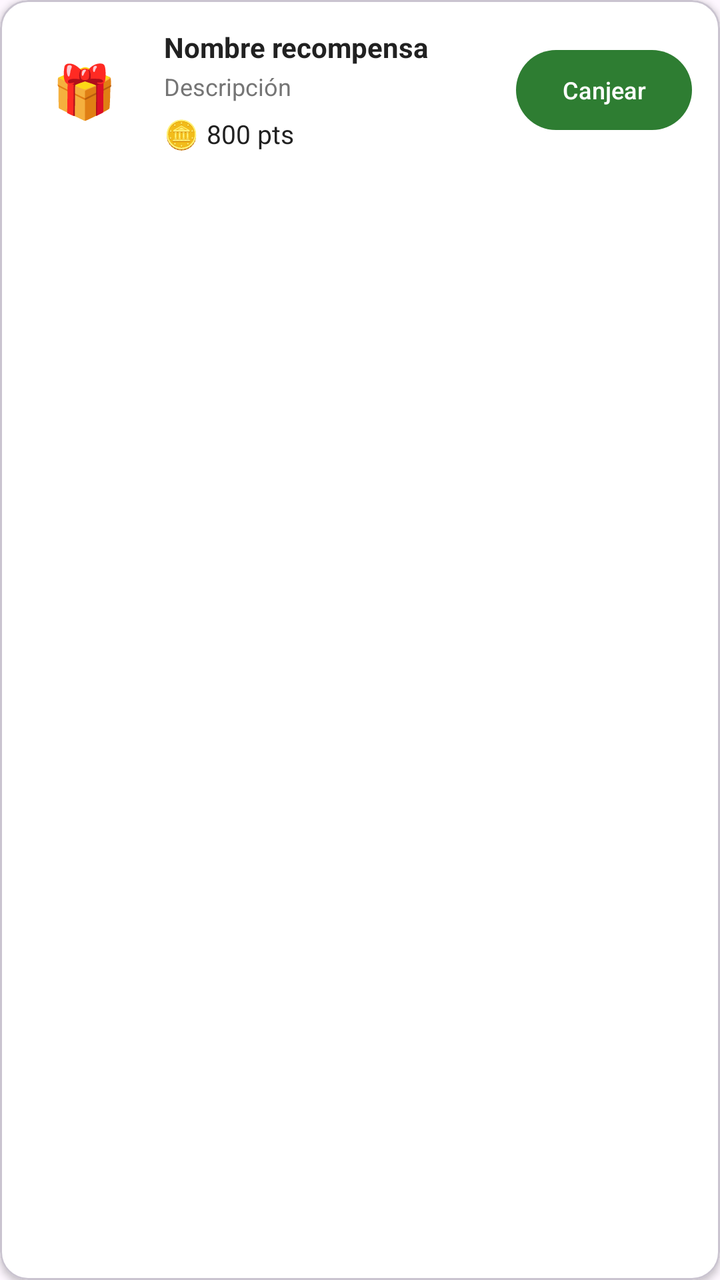
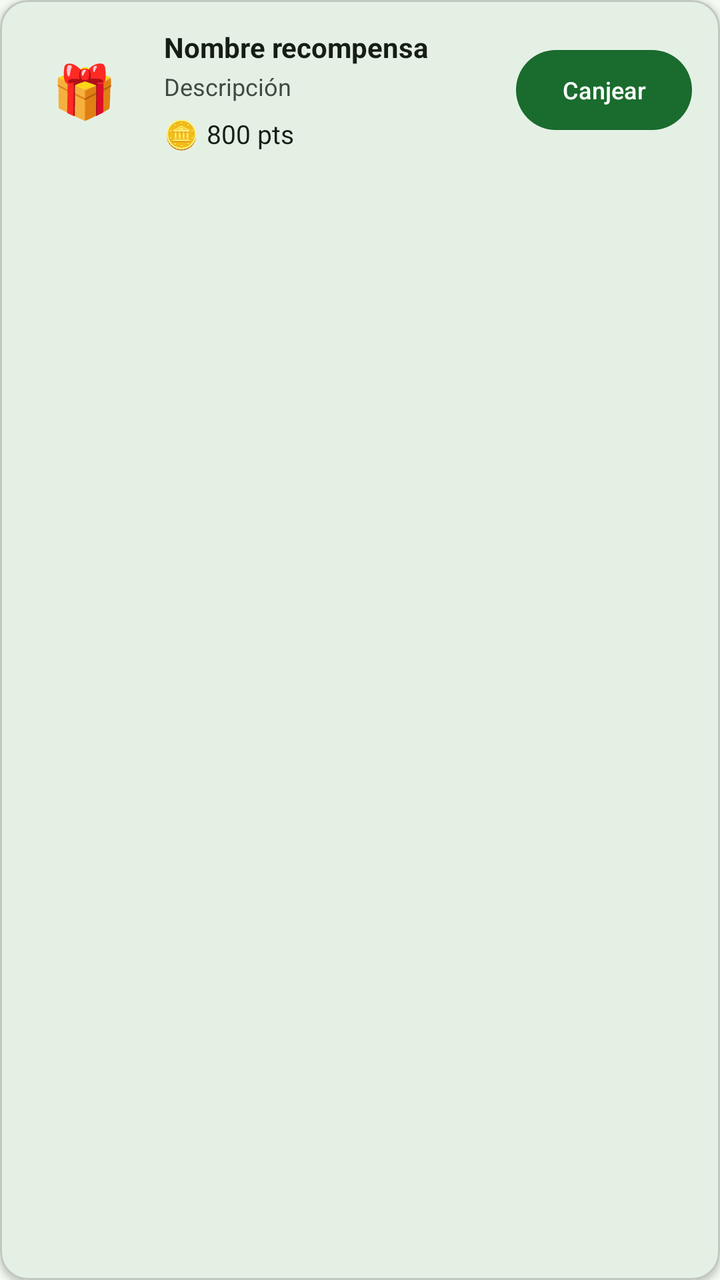

Screens rendered from an Android XML layout before and after an edit, with the pre-edit source and the edit as a unified diff.
<!-- AndroidManifest.xml: application theme Theme.Guander -->
<!-- res/layout/item_reward.xml -->
﻿<?xml version="1.0" encoding="utf-8"?>
<com.google.android.material.card.MaterialCardView
    xmlns:android="http://schemas.android.com/apk/res/android"
    xmlns:app="http://schemas.android.com/apk/res-auto"
    android:layout_width="match_parent"
    android:layout_height="wrap_content"
    android:layout_marginBottom="10dp"
    app:cardCornerRadius="14dp"
    app:cardElevation="2dp"
    app:cardBackgroundColor="@color/white">

    <LinearLayout
        android:layout_width="match_parent"
        android:layout_height="wrap_content"
        android:orientation="horizontal"
        android:padding="14dp"
        android:gravity="center_vertical">

        
        <TextView
            android:id="@+id/tv_reward_icon"
            android:layout_width="56dp"
            android:layout_height="56dp"
            android:gravity="center"
            android:text="🎁"
            android:textSize="26sp" />

        
        <LinearLayout
            android:layout_width="0dp"
            android:layout_height="wrap_content"
            android:layout_weight="1"
            android:orientation="vertical"
            android:layout_marginStart="12dp">

            <TextView
                android:id="@+id/tv_reward_name"
                android:layout_width="wrap_content"
                android:layout_height="wrap_content"
                android:text="Nombre recompensa"
                android:textSize="14sp"
                android:textStyle="bold"
                android:textColor="#212121" />

            <TextView
                android:id="@+id/tv_reward_desc"
                android:layout_width="wrap_content"
                android:layout_height="wrap_content"
                android:text="Descripción"
                android:textSize="12sp"
                android:textColor="@color/text_secondary"
                android:layout_marginTop="2dp" />

            <LinearLayout
                android:layout_width="wrap_content"
                android:layout_height="wrap_content"
                android:orientation="horizontal"
                android:gravity="center_vertical"
                android:layout_marginTop="6dp">

                <TextView
                    android:layout_width="wrap_content"
                    android:layout_height="wrap_content"
                    android:text="🪙"
                    android:textSize="14sp" />

                <TextView
                    android:id="@+id/tv_reward_points"
                    android:layout_width="wrap_content"
                    android:layout_height="wrap_content"
                    android:text="800 pts"
                    android:textSize="13sp"
                    android:textColor="#212121"
                    android:layout_marginStart="4dp" />
            </LinearLayout>
        </LinearLayout>

        
        <com.google.android.material.button.MaterialButton
            android:id="@+id/btn_reward_canjear"
            android:layout_width="wrap_content"
            android:layout_height="wrap_content"
            android:text="Canjear"
            android:textSize="12sp"
            android:textColor="@color/white"
            android:paddingStart="12dp"
            android:paddingEnd="12dp"
            app:backgroundTint="@color/green_primary"
            app:cornerRadius="20dp" />
    </LinearLayout>
</com.google.android.material.card.MaterialCardView>
<!-- resources referenced by this layout -->
<resources>
  <color name="green_primary">#2E7D32</color>
  <color name="text_secondary">#757575</color>
  <color name="white">#FFFFFFFF</color>
  <style name="Theme.Guander" parent="Base.Theme.Guander" />
  <style name="Base.Theme.Guander" parent="Theme.Material3.DayNight.NoActionBar">
          
          
      </style>
</resources>

<!-- the commit's change to res/layout/item_reward.xml (unified diff, before → after) -->
@@ -7,7 +7,7 @@
     android:layout_marginBottom="10dp"
     app:cardCornerRadius="14dp"
     app:cardElevation="2dp"
-    app:cardBackgroundColor="@color/white">
+    app:cardBackgroundColor="?attr/colorSurface">
 
     <LinearLayout
         android:layout_width="match_parent"
@@ -40,7 +40,7 @@
                 android:text="Nombre recompensa"
                 android:textSize="14sp"
                 android:textStyle="bold"
-                android:textColor="#212121" />
+                android:textColor="?attr/colorOnSurface" />
 
             <TextView
                 android:id="@+id/tv_reward_desc"
@@ -70,7 +70,7 @@
                     android:layout_height="wrap_content"
                     android:text="800 pts"
                     android:textSize="13sp"
-                    android:textColor="#212121"
+                    android:textColor="?attr/colorOnSurface"
                     android:layout_marginStart="4dp" />
             </LinearLayout>
         </LinearLayout>
@@ -82,10 +82,10 @@
             android:layout_height="wrap_content"
             android:text="Canjear"
             android:textSize="12sp"
-            android:textColor="@color/white"
+            android:textColor="?attr/colorOnPrimary"
             android:paddingStart="12dp"
             android:paddingEnd="12dp"
-            app:backgroundTint="@color/green_primary"
+            app:backgroundTint="?attr/colorPrimary"
             app:cornerRadius="20dp" />
     </LinearLayout>
 </com.google.android.material.card.MaterialCardView>
<!-- resource entries referenced after the edit -->
@@ -1,12 +1,56 @@
 <!-- resources referenced by this layout -->
 <resources>
-  <color name="green_primary">#2E7D32</color>
-  <color name="text_secondary">#757575</color>
-  <color name="white">#FFFFFFFF</color>
+  <color name="text_secondary">@color/md_theme_on_surface_variant</color>
   <style name="Theme.Guander" parent="Base.Theme.Guander" />
-  <style name="Base.Theme.Guander" parent="Theme.Material3.DayNight.NoActionBar">
-          
-          
+  <color name="md_theme_on_surface_variant">#414941</color>
+  <style name="Base.Theme.Guander" parent="Theme.Material3.Light.NoActionBar">
+          <item name="colorPrimary">@color/md_theme_primary</item>
+          <item name="colorOnPrimary">@color/md_theme_on_primary</item>
+          <item name="colorPrimaryContainer">@color/md_theme_primary_container</item>
+          <item name="colorOnPrimaryContainer">@color/md_theme_on_primary_container</item>
+          <item name="colorSecondary">@color/md_theme_secondary</item>
+          <item name="colorOnSecondary">@color/md_theme_on_secondary</item>
+          <item name="colorSecondaryContainer">@color/md_theme_secondary_container</item>
+          <item name="colorOnSecondaryContainer">@color/md_theme_on_secondary_container</item>
+          <item name="colorTertiary">@color/md_theme_tertiary</item>
+          <item name="colorOnTertiary">@color/md_theme_on_tertiary</item>
+          <item name="colorTertiaryContainer">@color/md_theme_tertiary_container</item>
+          <item name="colorOnTertiaryContainer">@color/md_theme_on_tertiary_container</item>
+          <item name="colorError">@color/md_theme_error</item>
+          <item name="colorOnError">@color/md_theme_on_error</item>
+          <item name="colorErrorContainer">@color/md_theme_error_container</item>
+          <item name="colorOnErrorContainer">@color/md_theme_on_error_container</item>
+          <item name="android:colorBackground">@color/md_theme_background</item>
+          <item name="colorOnBackground">@color/md_theme_on_background</item>
+          <item name="colorSurface">@color/md_theme_surface</item>
+          <item name="colorOnSurface">@color/md_theme_on_surface</item>
+          <item name="colorSurfaceVariant">@color/md_theme_surface_variant</item>
+          <item name="colorOnSurfaceVariant">@color/md_theme_on_surface_variant</item>
+          <item name="colorOutline">@color/md_theme_outline</item>
+          <item name="colorOutlineVariant">@color/md_theme_outline_variant</item>
       </style>
+  <color name="md_theme_primary">#1A6B2E</color>
+  <color name="md_theme_on_primary">#FFFFFF</color>
+  <color name="md_theme_primary_container">#A8F5B4</color>
+  <color name="md_theme_on_primary_container">#002109</color>
+  <color name="md_theme_secondary">#516350</color>
+  <color name="md_theme_on_secondary">#FFFFFF</color>
+  <color name="md_theme_secondary_container">#D3E8D0</color>
+  <color name="md_theme_on_secondary_container">#0E1F0F</color>
+  <color name="md_theme_tertiary">#39656C</color>
+  <color name="md_theme_on_tertiary">#FFFFFF</color>
+  <color name="md_theme_tertiary_container">#BCEBF2</color>
+  <color name="md_theme_on_tertiary_container">#001F24</color>
+  <color name="md_theme_error">#BA1A1A</color>
+  <color name="md_theme_on_error">#FFFFFF</color>
+  <color name="md_theme_error_container">#FFDAD6</color>
+  <color name="md_theme_on_error_container">#410002</color>
+  <color name="md_theme_background">#F5FBF3</color>
+  <color name="md_theme_on_background">#161D16</color>
+  <color name="md_theme_surface">#F5FBF3</color>
+  <color name="md_theme_on_surface">#161D16</color>
+  <color name="md_theme_surface_variant">#DDE5DA</color>
+  <color name="md_theme_outline">#717971</color>
+  <color name="md_theme_outline_variant">#C1C9BF</color>
 </resources>
 
